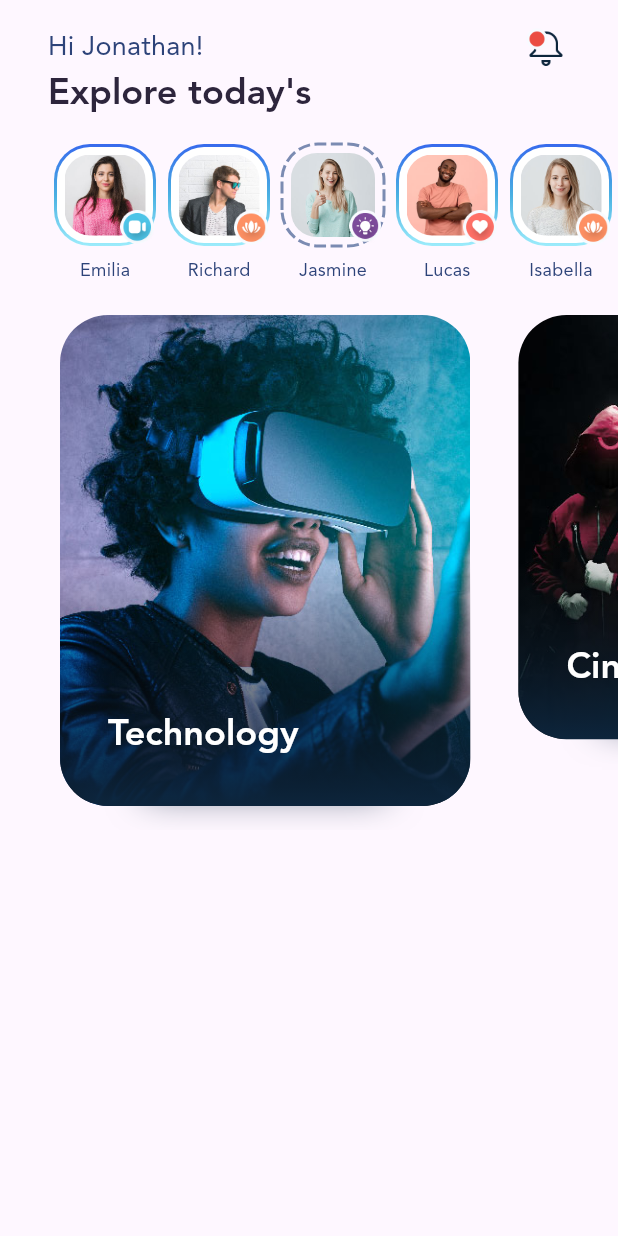
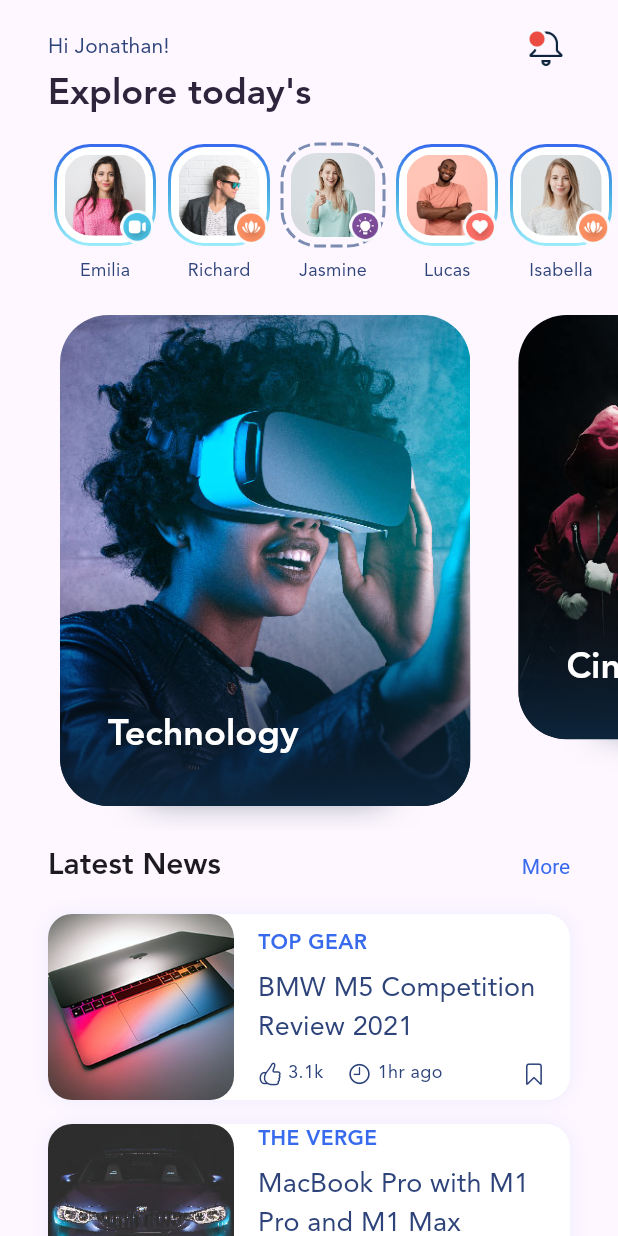
Before and after one commit to mmdeidak/blog_club, a Flutter app: the screen it shows after launch, on a phone screen of 412 x 824 dp. Run offline on Flutter 3.47's test engine with Material 3 defaults, Android fonts, the phone set to English and light mode, and no system bars; drawn by our look-alikes of dotted_border.

Commit message:
Update Flutter to the latest stable version

```diff
--- a/lib/carousel/carousel_controller.dart
+++ b/lib/carousel/carousel_controller.dart
@@ -51,6 +51,7 @@ class CarouselSliderControllerImpl implements CarouselSliderController {
   ///
   /// The animation lasts for the given duration and follows the given curve.
   /// The returned [Future] resolves when the animation completes.
+  @override
   Future<void> nextPage(
       {Duration? duration = const Duration(milliseconds: 300),
       Curve? curve = Curves.linear}) async {
@@ -69,6 +70,7 @@ class CarouselSliderControllerImpl implements CarouselSliderController {
   ///
   /// The animation lasts for the given duration and follows the given curve.
   /// The returned [Future] resolves when the animation completes.
+  @override
   Future<void> previousPage(
       {Duration? duration = const Duration(milliseconds: 300),
       Curve? curve = Curves.linear}) async {
@@ -88,6 +90,7 @@ class CarouselSliderControllerImpl implements CarouselSliderController {
   ///
   /// Jumps the page position from its current value to the given value,
   /// without animation, and without checking if the new value is in range.
+  @override
   void jumpToPage(int page) {
     final index = getRealIndex(_state!.pageController!.page!.toInt(),
         _state!.realPage - _state!.initialPage, _state!.itemCount);
@@ -101,6 +104,7 @@ class CarouselSliderControllerImpl implements CarouselSliderController {
   ///
   /// The animation lasts for the given duration and follows the given curve.
   /// The returned [Future] resolves when the animation completes.
+  @override
   Future<void> animateToPage(int page,
       {Duration? duration = const Duration(milliseconds: 300),
       Curve? curve = Curves.linear}) async {
@@ -135,6 +139,7 @@ class CarouselSliderControllerImpl implements CarouselSliderController {
   ///
   /// The carousel will only autoPlay if the [autoPlay] parameter
   /// in [CarouselOptions] is true.
+  @override
   void startAutoPlay() {
     _state!.onResumeTimer();
   }
@@ -143,6 +148,7 @@ class CarouselSliderControllerImpl implements CarouselSliderController {
   ///
   /// This is a more on-demand way of doing this. Use the [autoPlay]
   /// parameter in [CarouselOptions] to specify the autoPlay behaviour of the carousel.
+  @override
   void stopAutoPlay() {
     _state!.onResetTimer();
   }
--- a/lib/carousel/carousel_slider.dart
+++ b/lib/carousel/carousel_slider.dart
@@ -1,4 +1,4 @@
-library carousel_slider;
+library;
 
 import 'dart:async';
 
@@ -40,13 +40,12 @@ class CarouselSlider extends StatefulWidget {
       required this.options,
       this.disableGesture,
       CarouselSliderController? carouselController,
-      Key? key})
+      super.key})
       : itemBuilder = null,
         itemCount = items != null ? items.length : 0,
         _carouselController = carouselController != null
             ? carouselController as CarouselSliderControllerImpl
-            : CarouselSliderController() as CarouselSliderControllerImpl,
-        super(key: key);
+            : CarouselSliderController() as CarouselSliderControllerImpl;
 
   /// The on demand item builder constructor
   CarouselSlider.builder(
@@ -55,12 +54,11 @@ class CarouselSlider extends StatefulWidget {
       required this.options,
       this.disableGesture,
       CarouselSliderController? carouselController,
-      Key? key})
+      super.key})
       : items = null,
         _carouselController = carouselController != null
             ? carouselController as CarouselSliderControllerImpl
-            : CarouselSliderController() as CarouselSliderControllerImpl,
-        super(key: key);
+            : CarouselSliderController() as CarouselSliderControllerImpl;
 
   @override
   CarouselSliderState createState() => CarouselSliderState(_carouselController);
@@ -82,8 +80,8 @@ class CarouselSliderState extends State<CarouselSlider>
 
   CarouselSliderState(this.carouselController);
 
-  void changeMode(CarouselPageChangedReason _mode) {
-    mode = _mode;
+  void changeMode(CarouselPageChangedReason mode) {
+    mode = mode;
   }
 
   @override
@@ -108,7 +106,7 @@ class CarouselSliderState extends State<CarouselSlider>
   void initState() {
     super.initState();
     carouselState =
-        CarouselState(this.options, clearTimer, resumeTimer, this.changeMode);
+        CarouselState(options, clearTimer, resumeTimer, changeMode);
 
     carouselState!.itemCount = widget.itemCount;
     carouselController.state = carouselState;
@@ -170,9 +168,7 @@ class CarouselSliderState extends State<CarouselSlider>
   }
 
   void resumeTimer() {
-    if (timer == null) {
-      timer = getTimer();
-    }
+    timer ??= getTimer();
   }
 
   void handleAutoPlay() {
@@ -189,7 +185,7 @@ class CarouselSliderState extends State<CarouselSlider>
   Widget getGestureWrapper(Widget child) {
     Widget wrapper;
     if (widget.options.height != null) {
-      wrapper = Container(height: widget.options.height, child: child);
+      wrapper = SizedBox(height: widget.options.height, child: child);
     } else {
       wrapper =
           AspectRatio(aspectRatio: widget.options.aspectRatio, child: child);
@@ -258,7 +254,7 @@ class CarouselSliderState extends State<CarouselSlider>
       double? scale,
       required double itemOffset}) {
     if (widget.options.enlargeStrategy == CenterPageEnlargeStrategy.height) {
-      return SizedBox(child: child, width: width, height: height);
+      return SizedBox(width: width, height: height, child: child);
     }
     if (widget.options.enlargeStrategy == CenterPageEnlargeStrategy.zoom) {
       late Alignment alignment;
@@ -268,11 +264,11 @@ class CarouselSliderState extends State<CarouselSlider>
       } else {
         alignment = horizontal ? Alignment.centerLeft : Alignment.topCenter;
       }
-      return Transform.scale(child: child, scale: scale!, alignment: alignment);
+      return Transform.scale(scale: scale!, alignment: alignment, child: child);
     }
     return Transform.scale(
         scale: scale!,
-        child: Container(child: child, width: width, height: height));
+        child: SizedBox(width: width, height: height, child: child));
   }
 
   void onStart() {
@@ -351,9 +347,9 @@ class CarouselSliderState extends State<CarouselSlider>
               if (position != null &&
                   position.hasPixels &&
                   position.hasContentDimensions) {
-                var _page = carouselState?.pageController?.page;
-                if (_page != null) {
-                  itemOffset = _page - idx;
+                var page = carouselState?.pageController?.page;
+                if (page != null) {
+                  itemOffset = page - idx;
                 }
               } else {
                 BuildContext storageContext = carouselState!
--- a/lib/main.dart
+++ b/lib/main.dart
@@ -1,7 +1,8 @@
+import 'package:flutter/cupertino.dart';
+import 'package:flutter/material.dart';
+import 'package:blog_club/data.dart';
 import 'package:blog_club/carousel/carousel_slider.dart';
-import 'package:blog_club/data.dart';
 import 'package:dotted_border/dotted_border.dart';
-import 'package:flutter/material.dart';
 
 void main() {
   runApp(const MyApp());
@@ -18,28 +19,44 @@ class MyApp extends StatelessWidget {
     final secondaryTextColor = Color(0xff2d4379);
     return MaterialApp(
       debugShowCheckedModeBanner: false,
-      home: HomeScreen(),
       theme: ThemeData(
+        fontFamily: defaultFontFamily,
+        textButtonTheme: TextButtonThemeData(
+          style: TextButton.styleFrom(
+            foregroundColor: Color(0xff376AED),
+            textStyle: TextStyle(
+              fontSize: 14,
+              fontWeight: FontWeight.w400,
+            ),
+          ),
+        ),
         textTheme: TextTheme(
           titleMedium: TextStyle(
-            fontFamily: defaultFontFamily,
+            color: secondaryTextColor,
+            fontSize: 14,
+            fontWeight: FontWeight.w400,
+          ),
+          titleSmall: TextStyle(
             color: secondaryTextColor,
             fontSize: 18,
             fontWeight: FontWeight.w200,
           ),
           headlineLarge: TextStyle(
-            fontFamily: defaultFontFamily,
             fontWeight: FontWeight.w700,
             color: primaryTextColor,
             fontSize: 24,
           ),
+          headlineMedium: TextStyle(
+            fontWeight: FontWeight.w700,
+            fontSize: 20,
+          ),
           bodyMedium: TextStyle(
-            fontFamily: defaultFontFamily,
             color: secondaryTextColor,
             fontSize: 12,
           ),
         ),
       ),
+      home: HomeScreen(),
     );
   }
 }
@@ -54,6 +71,7 @@ class HomeScreen extends StatelessWidget {
     return Scaffold(
       body: SafeArea(
         child: SingleChildScrollView(
+          physics: BouncingScrollPhysics(),
           child: Column(
             crossAxisAlignment: CrossAxisAlignment.start,
             children: [
@@ -84,6 +102,10 @@ class HomeScreen extends StatelessWidget {
               _StoryList(stories: stories),
               SizedBox(height: 16),
               _CategoryList(),
+              _PostList(),
+              SizedBox(
+                height: 32,
+              )
             ],
           ),
         ),
@@ -92,97 +114,6 @@ class HomeScreen extends StatelessWidget {
   }
 }
 
-class _CategoryList extends StatelessWidget {
-  const _CategoryList();
-
-  @override
-  Widget build(BuildContext context) {
-    final categories = AppDatabase.categories;
-    return CarouselSlider.builder(
-      itemCount: categories.length,
-      itemBuilder: (context, index, realIndex) {
-        return _CategoryItem(
-          left: realIndex == 0 ? 32 : 8,
-          right: realIndex == categories.length - 1 ? 32 : 8,
-          category: categories[realIndex],
-        );
-      },
-      options: CarouselOptions(
-        viewportFraction: 0.8,
-        aspectRatio: 1.2,
-        disableCenter: true,
-        enableInfiniteScroll: false,
-        enlargeCenterPage: true,
-        enlargeStrategy: CenterPageEnlargeStrategy.height,
-        scrollPhysics: BouncingScrollPhysics()
-      ),
-    );
-  }
-}
-
-class _CategoryItem extends StatelessWidget {
-  final Category category;
-  final double left;
-  final double right;
-
-  const _CategoryItem({
-    required this.category,
-    required this.left,
-    required this.right,
-  });
-
-  @override
-  Widget build(BuildContext context) {
-    return Container(
-      margin: EdgeInsets.fromLTRB(left, 0, right, 0),
-      child: Stack(
-        children: [
-          Positioned.fill(
-            top: 64,
-            right: 64,
-            left: 64,
-            bottom: 24,
-            child: Container(
-              decoration: BoxDecoration(
-                boxShadow: [BoxShadow(blurRadius: 20, color: Color(0xaa0d253c))],
-              ),
-            ),
-          ),
-          Positioned.fill(
-            child: Container(
-              margin: EdgeInsets.fromLTRB(8, 0, 8, 16),
-              foregroundDecoration: BoxDecoration(
-                borderRadius: BorderRadius.circular(32),
-                gradient: LinearGradient(
-                  colors: [Color(0xff0D253C), Colors.transparent],
-                  begin: Alignment.bottomCenter,
-                  end: Alignment.center,
-                ),
-              ),
-              child: ClipRRect(
-                borderRadius: BorderRadius.circular(32),
-                child: Image.asset(
-                  'assets/img/posts/large/${category.imageFileName}',
-                  fit: BoxFit.cover,
-                ),
-              ),
-            ),
-          ),
-          Positioned(
-            bottom: 48,
-            left: 40,
-            child: Text(
-              category.title,
-              style: Theme.of(
-                context,
-              ).textTheme.headlineLarge!.copyWith(color: Colors.white),
-            ),
-          ),
-        ],
-      ),
-    );
-  }
-}
 
 class _StoryList extends StatelessWidget {
   const _StoryList({required this.stories});
@@ -202,7 +133,7 @@ class _StoryList extends StatelessWidget {
           physics: BouncingScrollPhysics(),
           itemBuilder: (context, index) {
             final story = stories[index];
-            return _Story(story: story);
+            return _StoryItem(story: story);
           },
         ),
       ),
@@ -210,8 +141,8 @@ class _StoryList extends StatelessWidget {
   }
 }
 
-class _Story extends StatelessWidget {
-  const _Story({required this.story});
+class _StoryItem extends StatelessWidget {
+  const _StoryItem({required this.story});
 
   final StoryData story;
 
@@ -318,3 +249,243 @@ class _ProfileImage extends StatelessWidget {
     );
   }
 }
+
+
+class _CategoryList extends StatelessWidget {
+  const _CategoryList();
+
+  @override
+  Widget build(BuildContext context) {
+    final categories = AppDatabase.categories;
+    return CarouselSlider.builder(
+      itemCount: categories.length,
+      itemBuilder: (context, index, realIndex) {
+        return _CategoryItem(
+          left: realIndex == 0 ? 32 : 8,
+          right: realIndex == categories.length - 1 ? 32 : 8,
+          category: categories[realIndex],
+        );
+      },
+      options: CarouselOptions(
+          viewportFraction: 0.8,
+          aspectRatio: 1.2,
+          disableCenter: true,
+          enableInfiniteScroll: false,
+          enlargeCenterPage: true,
+          enlargeStrategy: CenterPageEnlargeStrategy.height,
+          scrollPhysics: BouncingScrollPhysics()),
+    );
+  }
+}
+
+class _CategoryItem extends StatelessWidget {
+  final Category category;
+  final double left;
+  final double right;
+
+  const _CategoryItem({
+    required this.category,
+    required this.left,
+    required this.right,
+  });
+
+  @override
+  Widget build(BuildContext context) {
+    return Container(
+      margin: EdgeInsets.fromLTRB(left, 0, right, 0),
+      child: Stack(
+        children: [
+          Positioned.fill(
+            top: 64,
+            right: 64,
+            left: 64,
+            bottom: 24,
+            child: Container(
+              decoration: BoxDecoration(
+                boxShadow: [
+                  BoxShadow(blurRadius: 20, color: Color(0xaa0d253c))
+                ],
+              ),
+            ),
+          ),
+          Positioned.fill(
+            child: Container(
+              margin: EdgeInsets.fromLTRB(8, 0, 8, 16),
+              foregroundDecoration: BoxDecoration(
+                borderRadius: BorderRadius.circular(32),
+                gradient: LinearGradient(
+                  colors: [Color(0xff0D253C), Colors.transparent],
+                  begin: Alignment.bottomCenter,
+                  end: Alignment.center,
+                ),
+              ),
+              child: ClipRRect(
+                borderRadius: BorderRadius.circular(32),
+                child: Image.asset(
+                  'assets/img/posts/large/${category.imageFileName}',
+                  fit: BoxFit.cover,
+                ),
+              ),
+            ),
+          ),
+          Positioned(
+            bottom: 48,
+            left: 40,
+            child: Text(
+              category.title,
+              style: Theme.of(
+                context,
+              ).textTheme.headlineLarge!.copyWith(color: Colors.white),
+            ),
+          ),
+        ],
+      ),
+    );
+  }
+}
+
+
+class _PostList extends StatelessWidget {
+  const _PostList();
+
+  @override
+  Widget build(BuildContext context) {
+    final posts = AppDatabase.posts;
+    return Column(
+      children: [
+        Padding(
+          padding: const EdgeInsets.fromLTRB(32, 0, 16, 0),
+          child: Row(
+            mainAxisAlignment: MainAxisAlignment.spaceBetween,
+            children: [
+              Text(
+                'Latest News',
+                style: Theme.of(context).textTheme.headlineMedium,
+              ),
+              TextButton(
+                onPressed: () {},
+                child: Text('More'),
+              ),
+            ],
+          ),
+        ),
+        ListView.builder(
+            physics: ClampingScrollPhysics(),
+            itemCount: posts.length,
+            itemExtent: 140,
+            shrinkWrap: true,
+            itemBuilder: (context, index) {
+              final post = posts[index];
+              return _PostItem(post: post);
+            })
+      ],
+    );
+  }
+}
+
+class _PostItem extends StatelessWidget {
+  const _PostItem({
+    required this.post,
+  });
+
+  final PostData post;
+
+  @override
+  Widget build(BuildContext context) {
+    return Container(
+      margin: EdgeInsets.fromLTRB(32, 8, 32, 8),
+      decoration: BoxDecoration(
+        color: Colors.white,
+        borderRadius: BorderRadius.circular(16),
+        boxShadow: [
+          BoxShadow(
+            blurRadius: 10,
+            color: Color(0x1a5282FF),
+          ),
+        ],
+      ),
+      child: Row(
+        children: [
+          ClipRRect(
+            borderRadius: BorderRadius.circular(16),
+            child: Image.asset('assets/img/posts/small/${post.imageFileName}'),
+          ),
+          Expanded(
+            child: Padding(
+              padding: const EdgeInsets.fromLTRB(16, 0, 16, 0),
+              child: Column(
+                mainAxisAlignment: MainAxisAlignment.center,
+                crossAxisAlignment: CrossAxisAlignment.start,
+                children: [
+                  Text(
+                    post.caption,
+                    style: TextStyle(
+                      color: Color(0xff376AED),
+                      fontWeight: FontWeight.w700,
+                      fontSize: 14,
+                    ),
+                  ),
+                  SizedBox(
+                    height: 8,
+                  ),
+                  Text(
+                    post.title,
+                    style: Theme.of(context).textTheme.titleSmall,
+                  ),
+                  SizedBox(
+                    height: 8,
+                  ),
+                  Row(
+                    crossAxisAlignment: CrossAxisAlignment.end,
+                    children: [
+                      Icon(
+                        CupertinoIcons.hand_thumbsup,
+                        size: 16,
+                        color: Theme.of(context).textTheme.bodyMedium!.color,
+                      ),
+                      SizedBox(
+                        width: 4,
+                      ),
+                      Text(
+                        post.likes,
+                        style: Theme.of(context).textTheme.bodyMedium,
+                      ),
+                      SizedBox(
+                        width: 16,
+                      ),
+                      Icon(
+                        CupertinoIcons.clock,
+                        size: 16,
+                        color: Theme.of(context).textTheme.bodyMedium!.color,
+                      ),
+                      SizedBox(
+                        width: 4,
+                      ),
+                      Text(
+                        post.time,
+                        style: Theme.of(context).textTheme.bodyMedium,
+                      ),
+                      Expanded(
+                        child: Container(
+                          alignment: Alignment.centerRight,
+                          child: Icon(
+                            post.isBookmarked
+                                ? CupertinoIcons.bookmark_fill
+                                : CupertinoIcons.bookmark,
+                            size: 16,
+                            color:
+                                Theme.of(context).textTheme.bodyMedium!.color,
+                          ),
+                        ),
+                      ),
+                    ],
+                  ),
+                ],
+              ),
+            ),
+          ),
+        ],
+      ),
+    );
+  }
+}
--- a/pubspec.yaml
+++ b/pubspec.yaml
@@ -19,7 +19,7 @@ publish_to: 'none' # Remove this line if you wish to publish to pub.dev
 version: 1.0.0+1
 
 environment:
-  sdk: '>=3.10.0 <4.0.0'
+  sdk: '>=3.0.0 <4.0.0'
 
 # Dependencies specify other packages that your package needs in order to work.
 # To automatically upgrade your package dependencies to the latest versions
```
Also changed, not shown: pubspec.lock.
